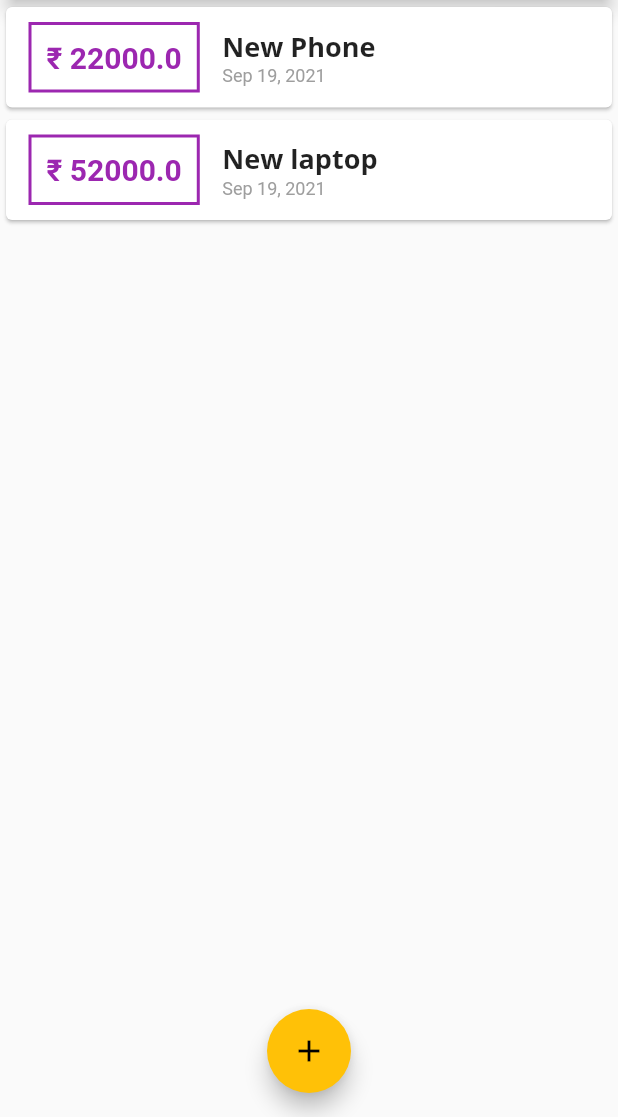
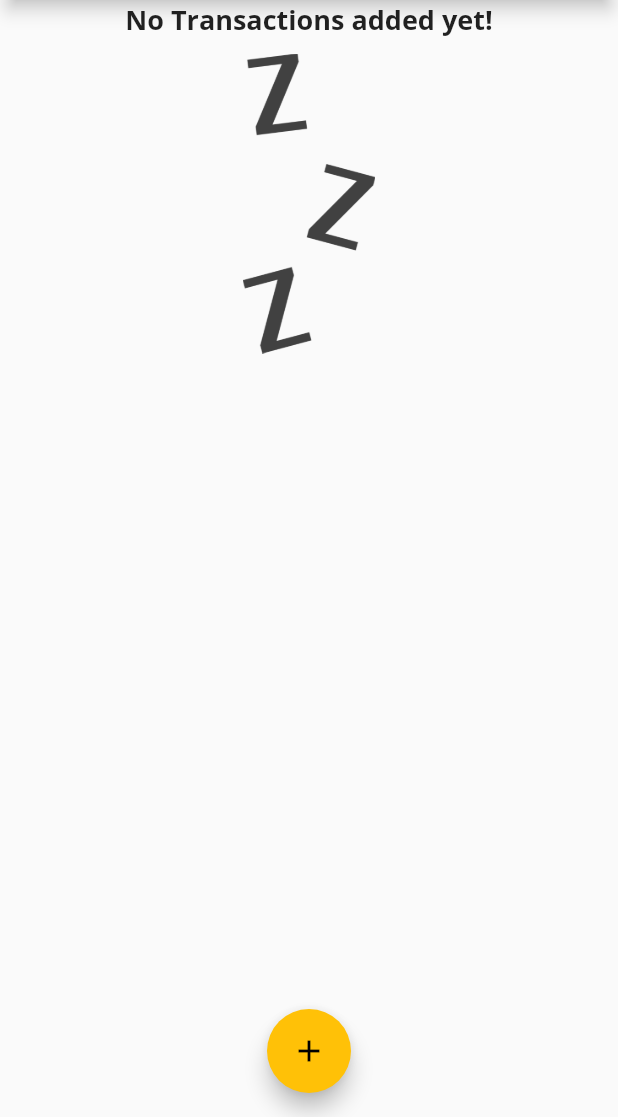
Before and after one commit to shubham-sapkal/personal-expenses-app, a Flutter app: the screen it shows after launch, on a phone screen of 412 x 824 dp, the part 119-1236 px from its top. Run offline on Flutter 3.47's test engine with Material 2 defaults, Android fonts, the light colour scheme and no system bars.

Commit message:
added custom img

```diff
--- a/lib/main.dart
+++ b/lib/main.dart
@@ -46,18 +46,18 @@ class MyHomePage extends StatefulWidget {
 
 class _MyHomePageState extends State<MyHomePage> {
   final List<Transaction> _userTransactions = [
-    Transaction(
-      id: 't1',
-      title: 'New Phone',
-      amount: 22000,
-      date: DateTime.now(),
-    ),
-    Transaction(
-      id: 't2',
-      title: 'New laptop',
-      amount: 52000,
-      date: DateTime.now(),
-    ),
+    // Transaction(
+    //   id: 't1',
+    //   title: 'New Phone',
+    //   amount: 22000,
+    //   date: DateTime.now(),
+    // ),
+    // Transaction(
+    //   id: 't2',
+    //   title: 'New laptop',
+    //   amount: 52000,
+    //   date: DateTime.now(),
+    // ),
   ];
 
   void _addNewTransaction(String txTitle, double txAmount) {
--- a/lib/widgets/transaction_list.dart
+++ b/lib/widgets/transaction_list.dart
@@ -12,7 +12,26 @@ class TransactionList extends StatelessWidget {
   Widget build(BuildContext context) {
     return Container(
       height: 300,
-      child: ListView.builder(
+      child: userTransactions.isEmpty
+          ? Column(
+              children: [
+                Text(
+                  'No Transactions added yet!',
+                  style: Theme.of(context).textTheme.title,
+                ),
+                SizedBox(
+                  height: 10,
+                ),
+                Container(
+                  height: 200,
+                  child: Image.asset(
+                    'assets/images/waiting.png',
+                    fit: BoxFit.cover,
+                  ),
+                ),
+              ],
+            )
+          : ListView.builder(
               itemBuilder: (context, index) {
                 return Card(
                   child: Row(
@@ -46,7 +65,8 @@ class TransactionList extends StatelessWidget {
                             style: Theme.of(context).textTheme.title,
                           ),
                           Text(
-                      DateFormat.yMMMd().format(userTransactions[index].date),
+                            DateFormat.yMMMd()
+                                .format(userTransactions[index].date),
                             style: TextStyle(
                               fontSize: 12,
                               color: Colors.grey,
--- a/pubspec.yaml
+++ b/pubspec.yaml
@@ -46,8 +46,8 @@ flutter:
   uses-material-design: true
 
   # To add assets to your application, add an assets section, like this:
-  # assets:
-  #   - images/a_dot_burr.jpeg
+  assets:
+    - assets/images/waiting.png
   #   - images/a_dot_ham.jpeg
 
   # An image asset can refer to one or more resolution-specific "variants", see
```
Also changed, not shown: assets/images/waiting.png (added). Lines whose indentation alone changed are shown as unchanged.
